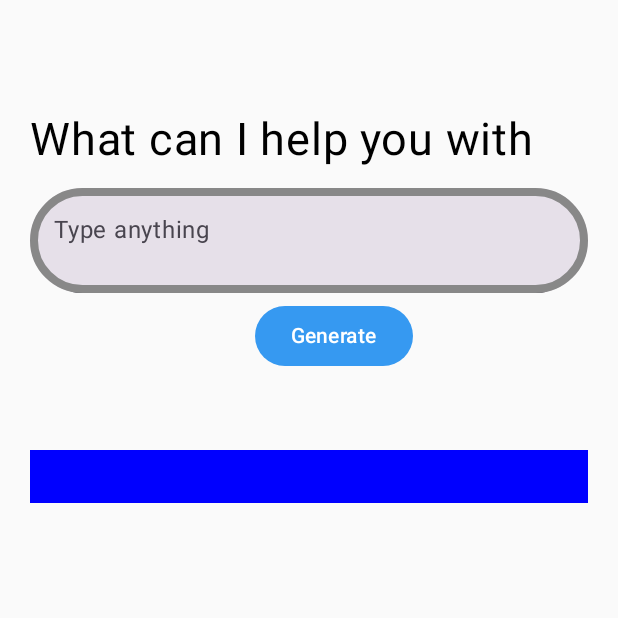
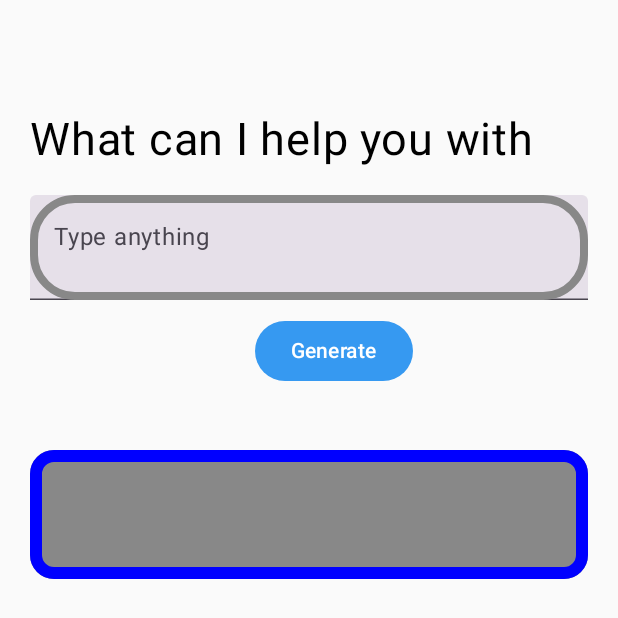
Before and after one commit to EricSTOIAN/App-Development-Sportex-Project, an Android app built with Jetpack Compose: the screen it shows after launch (MainActivity), on a phone screen of 412 x 824 dp. Shown: the top 618 px of the screen. Run offline under Robolectric (Android 15) with nearby library versions, the phone set to English and light mode, and no system bars; libraries missing offline, so code that uses them is left out: com.google.ai.client, com.google.firebase.vertexai.

Commit message:
Small changes

```diff
--- a/app/src/main/java/com/example/sportsappteamlongfoot/ui/AIChatScreen.kt
+++ b/app/src/main/java/com/example/sportsappteamlongfoot/ui/AIChatScreen.kt
@@ -13,6 +13,7 @@ import androidx.compose.foundation.layout.padding
 import androidx.compose.foundation.layout.width
 import androidx.compose.foundation.rememberScrollState
 import androidx.compose.foundation.shape.CircleShape
+import androidx.compose.foundation.shape.RoundedCornerShape
 import androidx.compose.foundation.verticalScroll
 import androidx.compose.material3.Button
 import androidx.compose.material3.Shapes
@@ -51,7 +52,9 @@ fun AIChatBox(modifier: Modifier = Modifier){
     val focusManager = LocalFocusManager.current
 
 
-    Box(modifier = modifier.padding(start=20.dp,end=20.dp,top = 50.dp, bottom = 30.dp).verticalScroll(scrollState)){
+    Box(modifier = modifier
+        .padding(start=20.dp,end=20.dp,top = 50.dp, bottom = 30.dp)
+        .verticalScroll(scrollState)){
         Text(
             modifier = Modifier.padding(top = 25.dp),
             text = "What can I help you with",
@@ -62,14 +65,13 @@ fun AIChatBox(modifier: Modifier = Modifier){
             value = userInput,
             onValueChange = { userInput = it},
             textStyle = TextStyle(textAlign = TextAlign.Center),
-            shape = CircleShape,
             label = {
                 Text(text = "Type anything",
                     modifier = Modifier.align(alignment = Alignment.Center))
             },
             modifier = Modifier
-                .padding(top = 75.dp)
-                .border(border = BorderStroke(5.dp,Color.Gray), shape = CircleShape)
+                .padding(top = 80.dp)
+                .border(border = BorderStroke(5.dp,Color.Gray), shape = RoundedCornerShape(30.dp))
                 .height(70.dp)
                 .width(500.dp)
         )
@@ -90,7 +92,7 @@ fun AIChatBox(modifier: Modifier = Modifier){
                 btnIsEnabled = true
             }
         },
-            modifier= Modifier.padding(start = 150.dp, top = 150.dp),
+            modifier= Modifier.padding(start = 150.dp, top = 160.dp),
             enabled = btnIsEnabled
         ) {
             Text(
@@ -98,14 +100,25 @@ fun AIChatBox(modifier: Modifier = Modifier){
             )
         }
 
-        Row(modifier = Modifier.padding(top=250.dp)){
 
-            Box(modifier.fillMaxHeight().background(Color.Blue)){
+
+
+        Row(modifier = Modifier
+            .padding(top=250.dp)
+            ){
+
+            Box(modifier
+                .fillMaxHeight()
+                .fillMaxWidth()
+                .border(border = BorderStroke(8.dp,Color.Blue), shape = RoundedCornerShape(16.dp))
+                .background(Color.Gray, shape = RoundedCornerShape(16.dp))
+                ){
                 Text(
                     text = aiResponseInUI,
                     fontSize = 30.sp,
                     lineHeight = 35.sp,
-                    color = Color.White
+                    color = Color.Black,
+                    modifier = Modifier.padding(25.dp)
                 )
             }
         }
```
